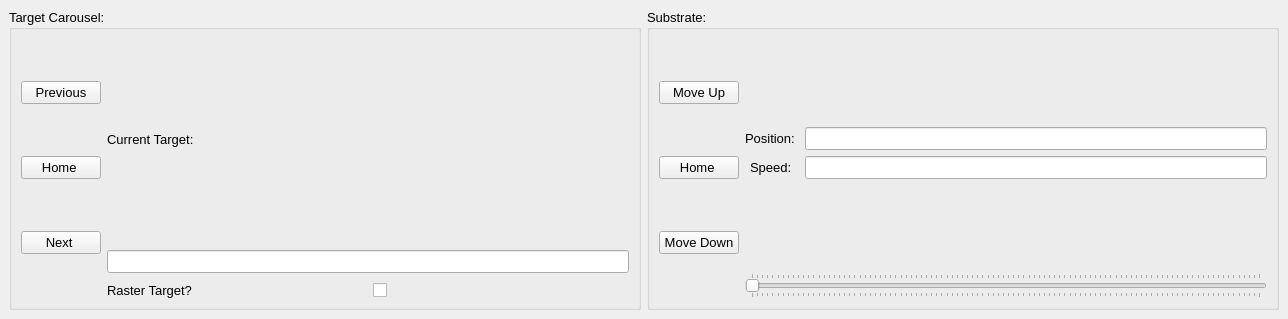
First picture: the form in src/ui/docked_motor_control.ui, repository ibrummel/PLD-Laser-Brain, before the edit.
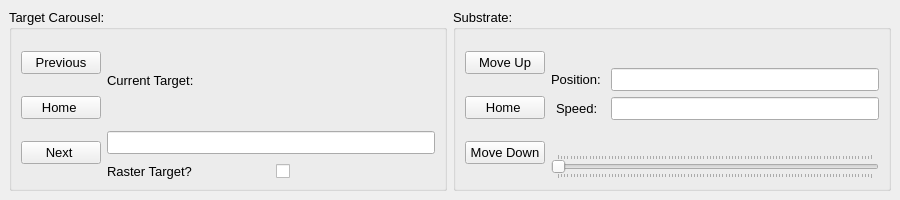
Second picture: the form after the edit. Icons and pictures are not drawn.

Commit message: UI updates from the brain to get better sizing

```diff
--- a/src/ui/docked_motor_control.ui
+++ b/src/ui/docked_motor_control.ui
@@ -6,8 +6,8 @@
    <rect>
     <x>0</x>
     <y>0</y>
-    <width>1288</width>
-    <height>319</height>
+    <width>900</width>
+    <height>200</height>
    </rect>
   </property>
   <property name="sizePolicy">
@@ -18,8 +18,8 @@
   </property>
   <property name="minimumSize">
    <size>
-    <width>1288</width>
-    <height>319</height>
+    <width>900</width>
+    <height>0</height>
    </size>
   </property>
   <property name="font">
```
The commit also changes 7 other files.
